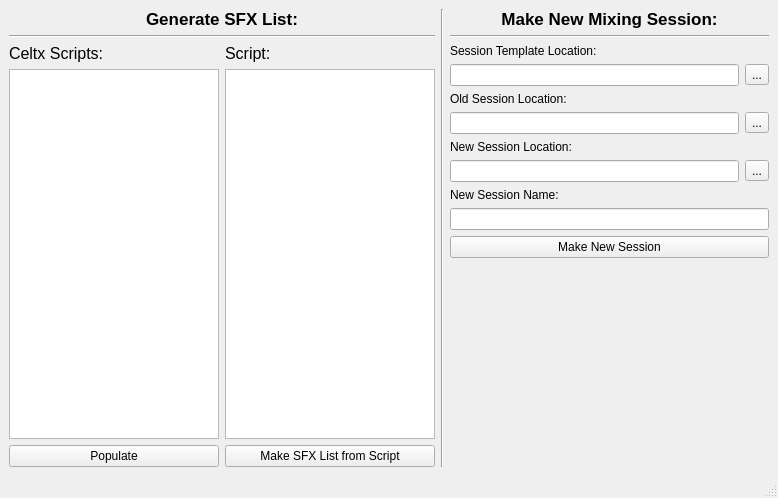
Before: the Qt Designer form GUI/DesignerFiles/MainWindow.ui in smithbro2115/MixingSessionSetup, drawn with Qt 5.
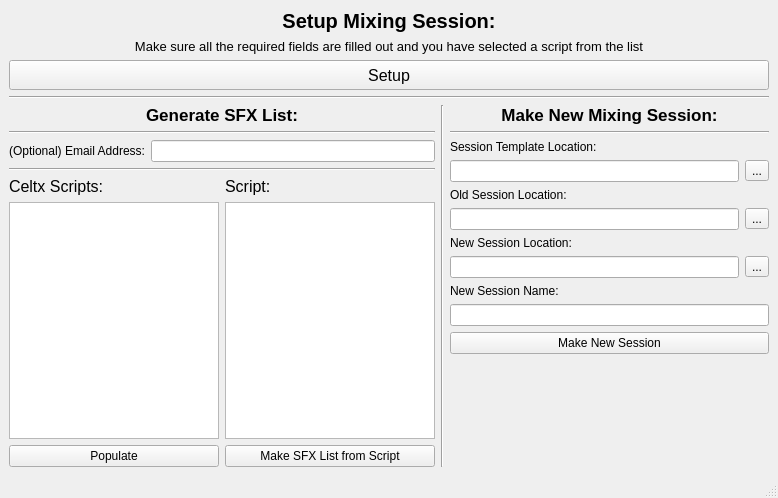
After: the same form once the commit is applied.

What changed in the file:
```diff
--- a/GUI/DesignerFiles/MainWindow.ui
+++ b/GUI/DesignerFiles/MainWindow.ui
@@ -15,7 +15,7 @@
   </property>
   <widget class="QWidget" name="centralwidget">
    <layout class="QGridLayout" name="gridLayout_2" columnstretch="4,0,3">
-    <item row="0" column="2">
+    <item row="2" column="2">
      <layout class="QGridLayout" name="gridLayout_3">
       <property name="sizeConstraint">
        <enum>QLayout::SetMaximumSize</enum>
@@ -110,9 +110,6 @@
         </property>
        </widget>
       </item>
-      <item row="3" column="0">
-       <widget class="QLineEdit" name="sessionTemplateLineEdit"/>
-      </item>
       <item row="11" column="0" colspan="2">
        <widget class="QPushButton" name="makeNewSessionPushButton">
         <property name="text">
@@ -147,11 +144,14 @@
         </property>
        </widget>
       </item>
+      <item row="3" column="0">
+       <widget class="QLineEdit" name="sessionTemplateLineEdit"/>
+      </item>
      </layout>
     </item>
-    <item row="0" column="0">
+    <item row="2" column="0">
      <layout class="QGridLayout" name="gridLayout" columnstretch="0,0">
-      <item row="3" column="1">
+      <item row="7" column="1">
        <widget class="QTextBrowser" name="scriptTextBrowser"/>
       </item>
       <item row="0" column="0" colspan="2">
@@ -178,7 +178,7 @@
         </property>
        </widget>
       </item>
-      <item row="2" column="0">
+      <item row="6" column="0">
        <widget class="QLabel" name="label">
         <property name="font">
          <font>
@@ -190,10 +190,10 @@
         </property>
        </widget>
       </item>
-      <item row="3" column="0">
+      <item row="7" column="0">
        <widget class="QListWidget" name="celtxScriptsListWidget"/>
       </item>
-      <item row="2" column="1">
+      <item row="6" column="1">
        <widget class="QLabel" name="label_2">
         <property name="font">
          <font>
@@ -205,29 +205,122 @@
         </property>
        </widget>
       </item>
-      <item row="4" column="1">
+      <item row="8" column="1">
        <widget class="QPushButton" name="makeSFXListPushButton">
         <property name="text">
          <string>Make SFX List from Script</string>
         </property>
        </widget>
       </item>
-      <item row="4" column="0">
+      <item row="8" column="0">
        <widget class="QPushButton" name="populateCeltxPushButton">
         <property name="text">
          <string>Populate</string>
         </property>
        </widget>
       </item>
+      <item row="5" column="0" colspan="2">
+       <widget class="Line" name="line_5">
+        <property name="orientation">
+         <enum>Qt::Horizontal</enum>
+        </property>
+       </widget>
+      </item>
+      <item row="4" column="0" colspan="2">
+       <layout class="QHBoxLayout" name="horizontalLayout">
+        <item>
+         <widget class="QLabel" name="label_11">
+          <property name="text">
+           <string>(Optional) Email Address:</string>
+          </property>
+          <property name="alignment">
+           <set>Qt::AlignRight|Qt::AlignTrailing|Qt::AlignVCenter</set>
+          </property>
+         </widget>
+        </item>
+        <item>
+         <widget class="QLineEdit" name="emailAddressLineEdit"/>
+        </item>
+       </layout>
+      </item>
      </layout>
     </item>
-    <item row="0" column="1">
+    <item row="2" column="1">
      <widget class="Line" name="line_3">
       <property name="orientation">
        <enum>Qt::Vertical</enum>
       </property>
      </widget>
     </item>
+    <item row="0" column="0" colspan="3">
+     <layout class="QGridLayout" name="gridLayout_4">
+      <item row="0" column="0">
+       <widget class="QLabel" name="label_9">
+        <property name="font">
+         <font>
+          <pointsize>15</pointsize>
+          <weight>75</weight>
+          <bold>true</bold>
+         </font>
+        </property>
+        <property name="text">
+         <string>Setup Mixing Session:</string>
+        </property>
+        <property name="alignment">
+         <set>Qt::AlignCenter</set>
+        </property>
+       </widget>
+      </item>
+      <item row="1" column="0">
+       <widget class="QLabel" name="label_10">
+        <property name="font">
+         <font>
+          <pointsize>10</pointsize>
+         </font>
+        </property>
+        <property name="text">
+         <string>Make sure all the required fields are filled out and you have selected a script from the list</string>
+        </property>
+        <property name="alignment">
+         <set>Qt::AlignCenter</set>
+        </property>
+       </widget>
+      </item>
+      <item row="2" column="0">
+       <widget class="QPushButton" name="setupPushButton">
+        <property name="sizePolicy">
+         <sizepolicy hsizetype="Minimum" vsizetype="Fixed">
+          <horstretch>0</horstretch>
+          <verstretch>0</verstretch>
+         </sizepolicy>
+        </property>
+        <property name="minimumSize">
+         <size>
+          <width>0</width>
+          <height>30</height>
+         </size>
+        </property>
+        <property name="font">
+         <font>
+          <pointsize>12</pointsize>
+          <weight>50</weight>
+          <bold>false</bold>
+         </font>
+        </property>
+        <property name="text">
+         <string>Setup</string>
+        </property>
+       </widget>
+      </item>
+     </layout>
+    </item>
+    <item row="1" column="0" colspan="3">
+     <widget class="Line" name="line_4">
+      <property name="orientation">
+       <enum>Qt::Horizontal</enum>
+      </property>
+     </widget>
+    </item>
    </layout>
   </widget>
   <widget class="QMenuBar" name="menubar">
```
